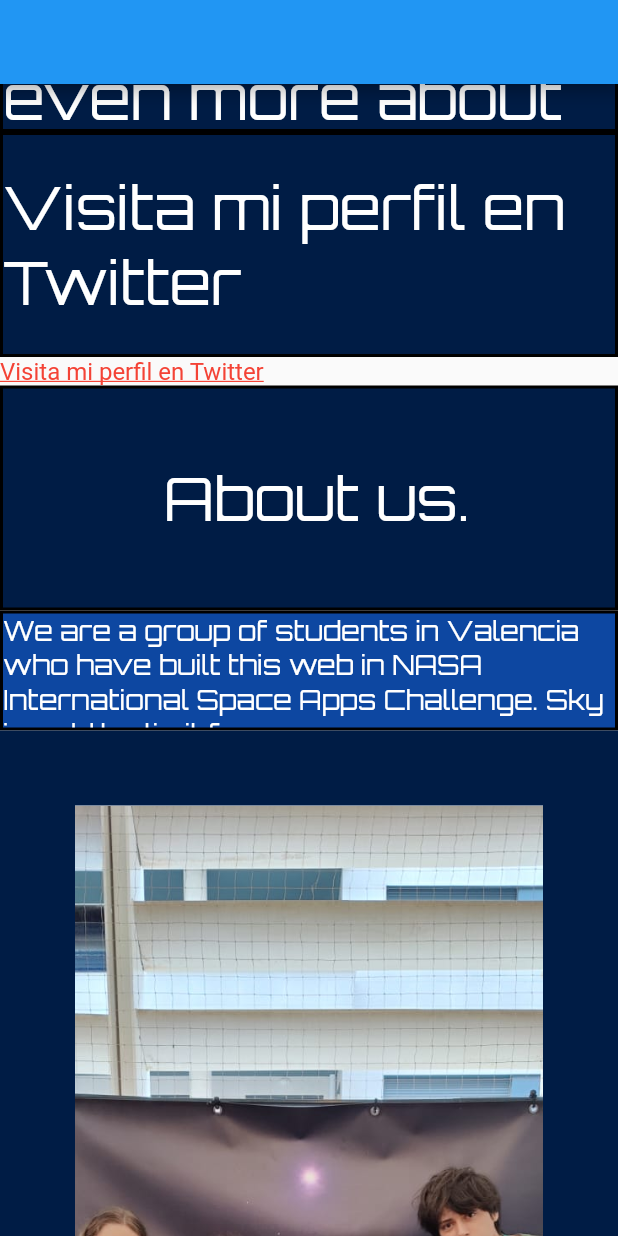
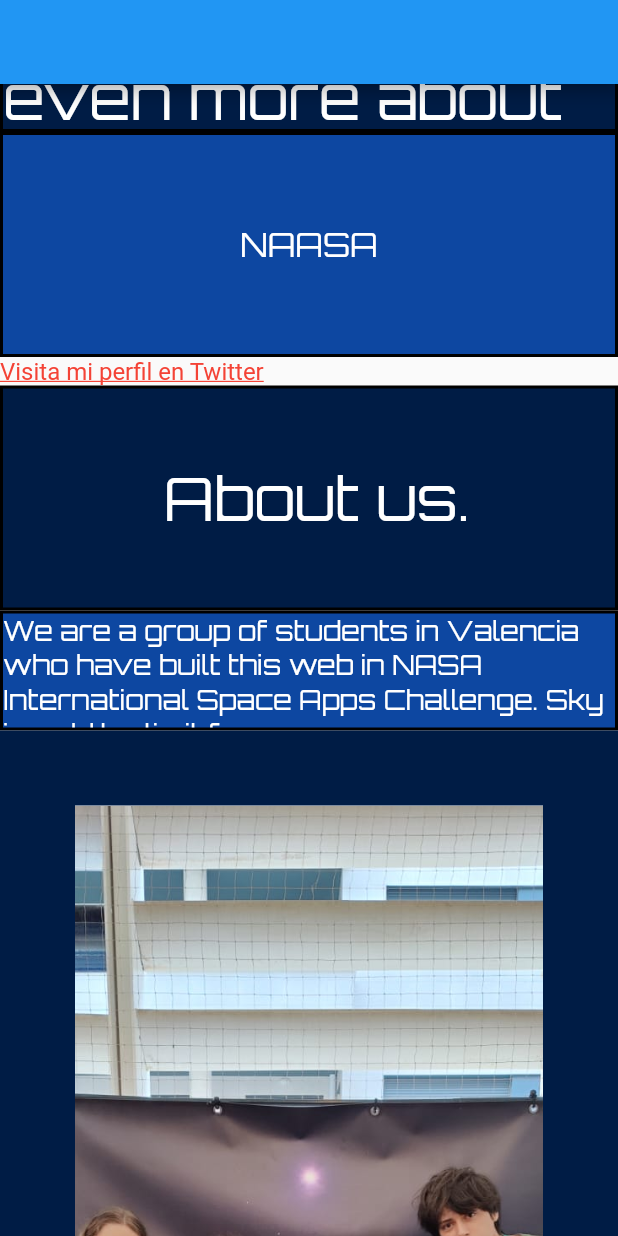
Before and after one commit to seergiomadrid/metrovalencia, a Flutter app: what titanInfo() shows on an empty page, opened directly, scrolled down 1152 dp, after a tap on "Visita mi perfil en Twitter", on a phone screen of 412 x 824 dp. Run offline on Flutter 3.47's test engine with Material 2 defaults, Android fonts, the phone set to English and light mode, and no system bars; our stand-ins replace google_fonts.

Commit message:
more updates on the info stuff

```diff
--- a/lib/titanInfo.dart
+++ b/lib/titanInfo.dart
@@ -168,14 +168,15 @@ Widget createContainerWithText(
               2.0,
               40,
               ),
+
               createContainerWithText(
-              "Visita mi perfil en Twitter",
-              Color.fromARGB(255, 0, 28, 69) ?? Colors.blue,
+              "NAASA",
+              Colors.blue[900] ?? Colors.blue,
               150,
               GoogleFonts.orbitron(),
               Colors.black, // Agrega el color del borde aquí
               2.0,
-              40,
+              22,
               ),
               linkURL(context, 'https://science.nasa.gov/saturn/moons/titan/',
               ), // Llama a la función linkURL aquí
--- a/lib/widgets/linkUrl.dart
+++ b/lib/widgets/linkUrl.dart
@@ -8,7 +8,7 @@ Widget linkURL(BuildContext context, url) {
   left: 20, // Ajusta la posición del enlace según tus necesidades
   child: InkWell(
     onTap: () {
-      launchUrlString('https://twitter.com/home?lang=es');
+      launchUrlString('https://science.nasa.gov/saturn/moons/titan/');
     },
     child: Text(
       "Visita mi perfil en Twitter",
```
Also changed, not shown: lib/main.dart (+1 -7 lines).
